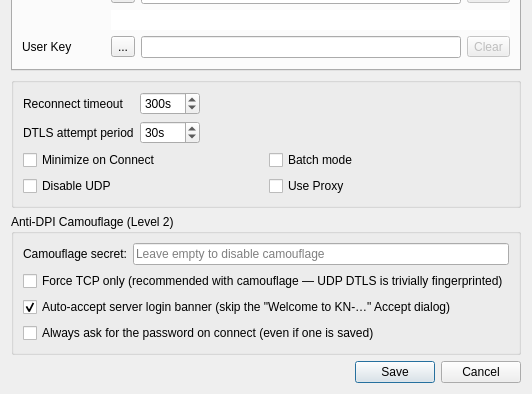
The window that src/dialog/editdialog.ui (truvvor/openconnect-gui) describes before a commit, drawn with Qt 5; both pictures show x 0 to 532 and y 314 to 708 of the 532 by 708 pixel window.
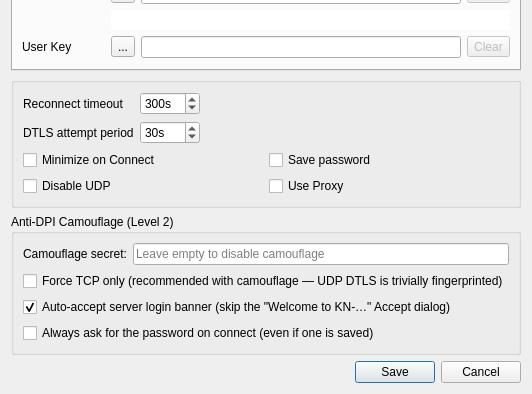
The same window after the commit. Icons and pictures are not drawn.

Commit message: fix(privsep): use installed vpnc-script.js (routing failed: engine looked for non-shipped vpnc-script-win.js); persist accepted server cert pin (stop re-prompting each connect); relabel 'Batch mode'->'Save password'

What changed in the file:
```diff
--- a/src/dialog/editdialog.ui
+++ b/src/dialog/editdialog.ui
@@ -532,7 +532,7 @@
            <string>Enable this to remember passwords for this server</string>
           </property>
           <property name="text">
-           <string>Batch mode</string>
+           <string>Save password</string>
           </property>
          </widget>
         </item>
```
Left out of the diff: 2 changed lines with no effect on the pictures. The commit also changes 2 other files.
